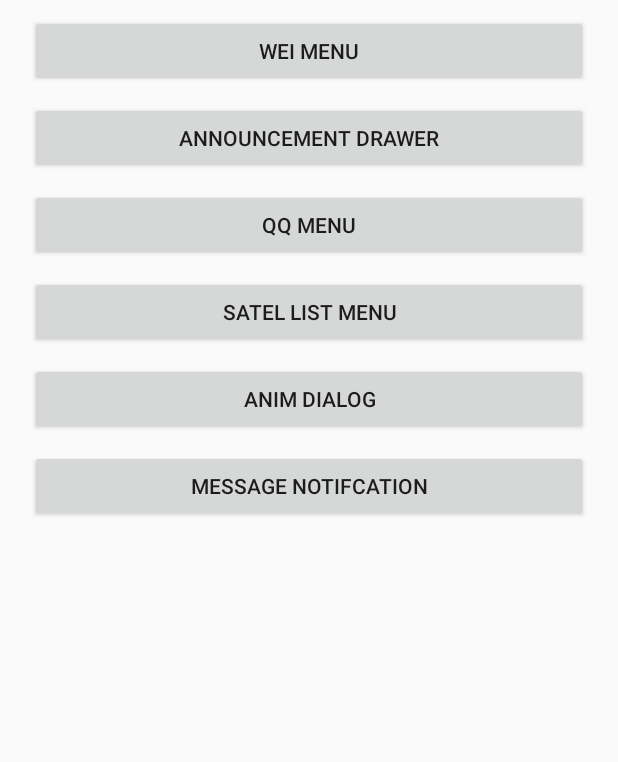
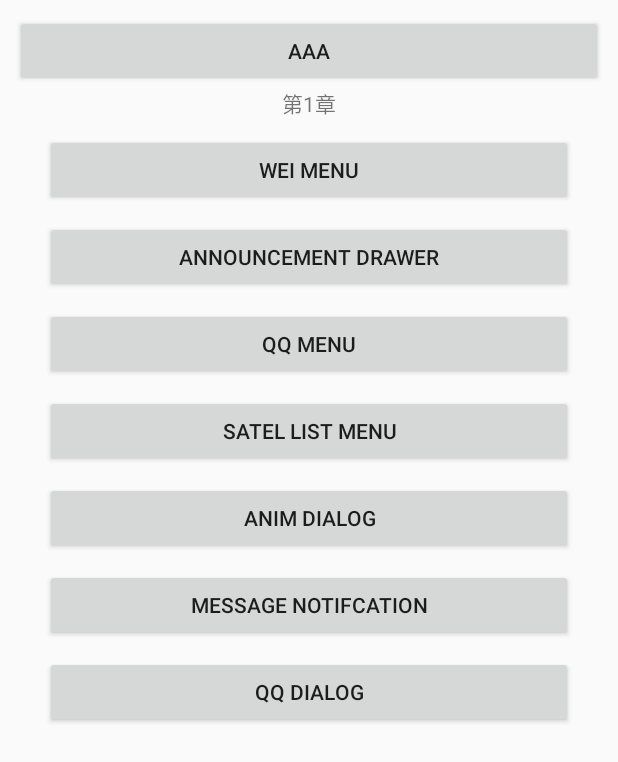
Before and after one commit to redkeyset/Wonderful200, an Android app: the screen it shows after launch (MainActivity), on a phone screen of 412 x 824 dp. Shown: the top 762 px of the screen. Run offline under Robolectric (Android 15) with nearby library versions, the phone set to English and light mode, and no system bars.

Commit message:
1、一个自定义Dialog

```diff
--- a/app/src/main/AndroidManifest.xml
+++ b/app/src/main/AndroidManifest.xml
@@ -22,7 +22,8 @@
         <activity android:name=".menudialog.SatellistMenu04.SatellistMenu04Activity" />
         <activity android:name=".menudialog.AnimDialog05.AnimDialog05Activity" />
         <activity android:name=".menudialog.MessageNotifcation06.MessageNotifcation06Activity" />
-        <activity android:name=".menudialog.MessageNotifcation06.MessageActivity"></activity>
+        <activity android:name=".menudialog.MessageNotifcation06.MessageActivity" />
+        <activity android:name=".menudialog.QQDialog07.QQDialog07Activity"></activity>
     </application>
 
 </manifest>
--- a/app/src/main/java/com/ecs/androidwonderful200/MainActivity.kt
+++ b/app/src/main/java/com/ecs/androidwonderful200/MainActivity.kt
@@ -3,16 +3,21 @@ package com.ecs.androidwonderful200
 import android.os.Bundle
 import android.support.v7.app.AppCompatActivity
 import android.view.View
+import android.widget.Button
+import android.widget.LinearLayout
 import com.ecs.androidwonderful200.menudialog.AnimDialog05.AnimDialog05Activity
 import com.ecs.androidwonderful200.menudialog.AnnouncementDrawer02.AnnouncementDrawer02Activity
 import com.ecs.androidwonderful200.menudialog.MessageNotifcation06.MessageNotifcation06Activity
+import com.ecs.androidwonderful200.menudialog.QQDialog07.QQDialog07Activity
 import com.ecs.androidwonderful200.menudialog.QQMenu03.QQMenu03Activity
 import com.ecs.androidwonderful200.menudialog.SatellistMenu04.SatellistMenu04Activity
 import com.ecs.androidwonderful200.menudialog.weimenu01.WeiMenu01Activity
 import kotlinx.android.synthetic.main.activity_main.*
+import kotlinx.android.synthetic.main.wonderful01.*
 import org.jetbrains.anko.intentFor
+import org.jetbrains.anko.toast
 
-class MainActivity : AppCompatActivity(),View.OnClickListener {
+class MainActivity : AppCompatActivity(), View.OnClickListener {
 
     override fun onCreate(savedInstanceState: Bundle?) {
         super.onCreate(savedInstanceState)
@@ -21,22 +26,32 @@ class MainActivity : AppCompatActivity(),View.OnClickListener {
     }
 
     private fun initView() {
-        btnWeiMenu.setOnClickListener(this)
-        btnAnnouncementDrawer.setOnClickListener(this)
-        btnQQMenu.setOnClickListener(this)
-        btnSatelListMenu.setOnClickListener(this)
-        btnAnimDialog.setOnClickListener(this)
-        btnMessageNotifcation.setOnClickListener(this)
+        val childCount = llContent.childCount
+        for (item in 0..(childCount - 1)) {
+            val childAt = llContent.getChildAt(item)
+            if (childAt is Button) { // 先判断 llContent 的子是不是Button，如果是Button 就设置点击
+                childAt.setOnClickListener(this)
+            } else if (childAt is LinearLayout) {   //如果是 LinearLayout，因为include的布局，这里都是LinearLayout，就进行再次遍历
+                for (item1 in 0..(childAt.childCount - 1)) {
+                    val childAt1 = childAt.getChildAt(item1)
+                    if (childAt1 is Button) {
+                        childAt1.setOnClickListener(this)
+                    }
+                }
+            }
+        }
     }
 
     override fun onClick(v: View?) {
-        when(v){
+        when (v) {
+            btnTest -> toast("测试点击效果！")
             btnWeiMenu -> startActivity(intentFor<WeiMenu01Activity>())
             btnAnnouncementDrawer -> startActivity(intentFor<AnnouncementDrawer02Activity>())
             btnQQMenu -> startActivity(intentFor<QQMenu03Activity>())
             btnSatelListMenu -> startActivity(intentFor<SatellistMenu04Activity>())
             btnAnimDialog -> startActivity(intentFor<AnimDialog05Activity>())
             btnMessageNotifcation -> startActivity(intentFor<MessageNotifcation06Activity>())
+            btnQQDialog -> startActivity(intentFor<QQDialog07Activity>())
         }
     }
 }
--- a/app/src/main/res/layout/activity_main.xml
+++ b/app/src/main/res/layout/activity_main.xml
@@ -1,38 +1,22 @@
 <?xml version="1.0" encoding="utf-8"?>
-<LinearLayout xmlns:android="http://schemas.android.com/apk/res/android"
-    xmlns:tools="http://schemas.android.com/tools"
+
+<ScrollView xmlns:android="http://schemas.android.com/apk/res/android"
     android:layout_width="match_parent"
-    android:layout_height="match_parent"
-    android:orientation="vertical"
-    tools:context=".MainActivity">
+    android:layout_height="match_parent">
 
-    <Button
-        android:id="@+id/btnWeiMenu"
-        style="@style/style_main_item"
-        android:text="Wei Menu" />
+    <LinearLayout
+        android:id="@+id/llContent"
+        android:layout_width="match_parent"
+        android:layout_height="match_parent"
+        android:layout_margin="10dp"
+        android:orientation="vertical">
 
-    <Button
-        android:id="@+id/btnAnnouncementDrawer"
-        style="@style/style_main_item"
-        android:text="Announcement Drawer" />
+        <Button
+            android:id="@+id/btnTest"
+            android:layout_width="match_parent"
+            android:layout_height="wrap_content"
+            android:text="AAA" />
 
-    <Button
-        android:id="@+id/btnQQMenu"
-        style="@style/style_main_item"
-        android:text="QQ Menu" />
-
-    <Button
-        android:id="@+id/btnSatelListMenu"
-        style="@style/style_main_item"
-        android:text="Satel List Menu" />
-    <Button
-        android:id="@+id/btnAnimDialog"
-        style="@style/style_main_item"
-        android:text="Anim Dialog" />
-
-    <Button
-        android:id="@+id/btnMessageNotifcation"
-        style="@style/style_main_item"
-        android:text="Message Notifcation" />
-
-</LinearLayout>
+        <include layout="@layout/wonderful01" />
+    </LinearLayout>
+</ScrollView>
--- /dev/null
+++ b/app/src/main/res/layout/wonderful01.xml
@@ -0,0 +1,51 @@
+<?xml version="1.0" encoding="utf-8"?>
+<LinearLayout xmlns:android="http://schemas.android.com/apk/res/android"
+    xmlns:tools="http://schemas.android.com/tools"
+    android:layout_width="match_parent"
+    android:layout_height="match_parent"
+    android:orientation="vertical"
+    tools:context=".MainActivity"
+    tools:showIn="@layout/activity_main">
+
+    <TextView
+        android:layout_width="match_parent"
+        android:text="第1章"
+        android:gravity="center"
+        android:layout_height="wrap_content" />
+
+    <Button
+        android:id="@+id/btnWeiMenu"
+        style="@style/style_main_item"
+        android:text="Wei Menu" />
+
+    <Button
+        android:id="@+id/btnAnnouncementDrawer"
+        style="@style/style_main_item"
+        android:text="Announcement Drawer" />
+
+    <Button
+        android:id="@+id/btnQQMenu"
+        style="@style/style_main_item"
+        android:text="QQ Menu" />
+
+    <Button
+        android:id="@+id/btnSatelListMenu"
+        style="@style/style_main_item"
+        android:text="Satel List Menu" />
+
+    <Button
+        android:id="@+id/btnAnimDialog"
+        style="@style/style_main_item"
+        android:text="Anim Dialog" />
+
+    <Button
+        android:id="@+id/btnMessageNotifcation"
+        style="@style/style_main_item"
+        android:text="Message Notifcation" />
+
+    <Button
+        android:id="@+id/btnQQDialog"
+        style="@style/style_main_item"
+        android:text="QQ Dialog" />
+
+</LinearLayout>
--- a/app/src/main/res/values/colors.xml
+++ b/app/src/main/res/values/colors.xml
@@ -8,4 +8,6 @@
     <color name="blue">#475764</color>
     <color name="yellow">#D2AA8C</color>
     <color name="orange">#F16D27</color>
+    <color name="white">#FFFFFF</color>
+    <color name="grey">#E3E3E6</color>
 </resources>
--- a/app/src/main/res/values/dimens.xml
+++ b/app/src/main/res/values/dimens.xml
@@ -2,4 +2,7 @@
     <!-- Default screen margins, per the Android Design guidelines. -->
     <dimen name="activity_horizontal_margin">16dp</dimen>
     <dimen name="activity_vertical_margin">16dp</dimen>
+    <dimen name="layout_width">280dp</dimen>
+    <dimen name="view_height">1dp</dimen>
+    <dimen name="layout_height">100dp</dimen>
 </resources>
--- a/app/src/main/res/values/strings.xml
+++ b/app/src/main/res/values/strings.xml
@@ -22,4 +22,9 @@
     <string name="text_title2">您确定要退出58同城吗？</string>
     <string name="text_btn_determine">确定</string>
     <string name="text_btn_cancel">取消</string>
+
+    <string name="text_title_dialog">再连续登陆4天，就可变身QQ达人。退出\nQQ可能会使你现有记录归零，确定退\n出？</string>
+    <string name="text_cancel">取消</string>
+    <string name="text_exit">确定退出</string>
+    <string name="text_exit_number">退出当前账号</string>
 </resources>
```
Also changed, not shown: app/src/main/java/com/ecs/androidwonderful200/menudialog/QQDialog07/Mdialog.kt (added, +43 -0 lines), app/src/main/java/com/ecs/androidwonderful200/menudialog/QQDialog07/QQDialog07Activity.kt (added, +43 -0 lines), app/src/main/res/drawable/mdialog_bg.xml (added, +8 -0 lines), app/src/main/res/layout/activity_qqdialog07.xml (added, +20 -0 lines), app/src/main/res/layout/mdialoglayout.xml (added, +73 -0 lines), app/src/main/res/values/styles.xml (+10 -0 lines).
